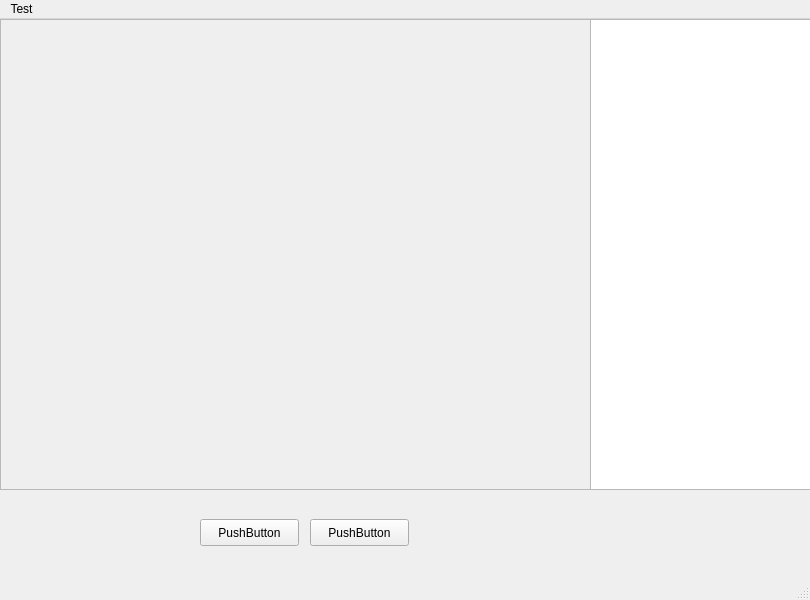
Above: simpleGUI.ui from robrobo/gocl before the change. Below: the same form after it.
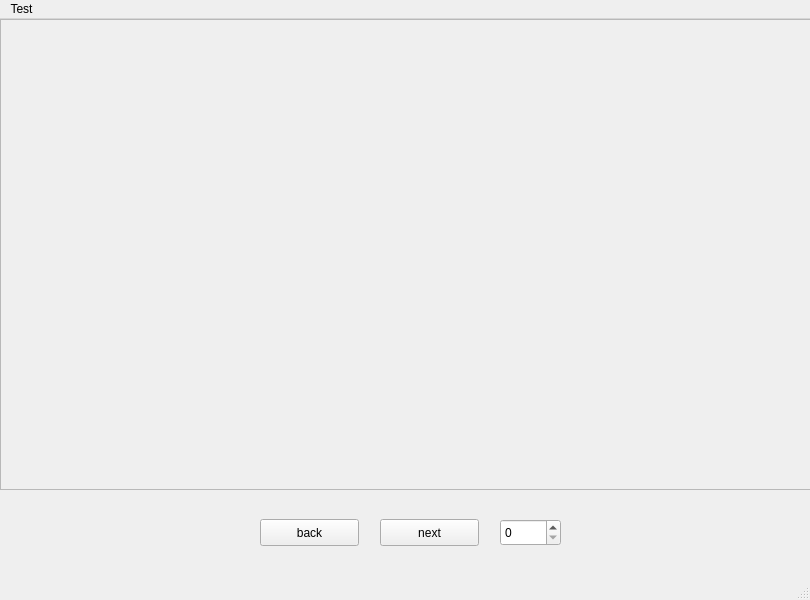
That is the form after the change.

```diff
--- a/simpleGUI.ui
+++ b/simpleGUI.ui
@@ -19,7 +19,7 @@
      <rect>
       <x>0</x>
       <y>0</y>
-      <width>591</width>
+      <width>811</width>
       <height>471</height>
      </rect>
     </property>
@@ -31,7 +31,7 @@
       <rect>
        <x>0</x>
        <y>0</y>
-       <width>589</width>
+       <width>809</width>
        <height>469</height>
       </rect>
      </property>
@@ -40,36 +40,36 @@
    <widget class="QPushButton" name="pushButton">
     <property name="geometry">
      <rect>
-      <x>200</x>
+      <x>260</x>
       <y>500</y>
       <width>99</width>
       <height>27</height>
      </rect>
     </property>
     <property name="text">
-     <string>PushButton</string>
+     <string>back</string>
     </property>
    </widget>
    <widget class="QPushButton" name="pushButton_2">
     <property name="geometry">
      <rect>
-      <x>310</x>
+      <x>380</x>
       <y>500</y>
       <width>99</width>
       <height>27</height>
      </rect>
     </property>
     <property name="text">
-     <string>PushButton</string>
+     <string>next</string>
     </property>
    </widget>
-   <widget class="QListView" name="listView">
+   <widget class="QSpinBox" name="spinBox">
     <property name="geometry">
      <rect>
-      <x>590</x>
-      <y>0</y>
-      <width>221</width>
-      <height>471</height>
+      <x>500</x>
+      <y>500</y>
+      <width>61</width>
+      <height>27</height>
      </rect>
     </property>
    </widget>
```
Left out of the diff: 4 changed lines with no effect on the pictures.
